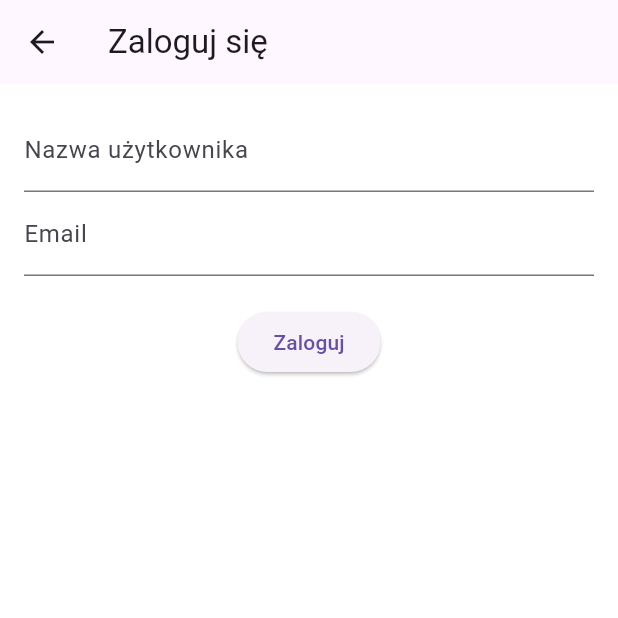
After one commit to szymonszwedzinskiii/gymApp, a Flutter app: the screen it shows after launch, after a tap on the "login" icon, on a phone screen of 412 x 824 dp, the top half of it. The commit adds this screen. Run offline on Flutter 3.47's test engine with Material 3 defaults, Android fonts, the phone set to English and light mode, and no system bars; our stand-ins replace sqflite; accounts and stored records are empty.

Commit message:
added basic DB structure plus some basic methods

```diff
--- /dev/null
+++ b/lib/models/user.dart
@@ -0,0 +1,6 @@
+class User{
+  final String name;
+  final String email;
+
+  User({required this.name, required this.email});
+}
--- a/lib/pages/homepage.dart
+++ b/lib/pages/homepage.dart
@@ -1,22 +1,23 @@
 import 'package:flutter/material.dart';
 import 'package:gymapp/widgets/add_training_card.dart';
+import 'package:gymapp/pages/login_page.dart';
 
 class HomePage extends StatefulWidget {
   @override
   _HomePageState createState() => _HomePageState();
 }
 
-class _HomePageState extends State<HomePage>{
+class _HomePageState extends State<HomePage> {
   int _selectedIndex = 0;
 
-  void _onItemTapped(int index){
+  void _onItemTapped(int index) {
     setState(() {
       _selectedIndex = index;
     });
   }
 
   @override
-  Widget build(BuildContext context){
+  Widget build(BuildContext context) {
     return Scaffold(
       appBar: AppBar(
         title: Text('Home'),
@@ -26,14 +27,23 @@ class _HomePageState extends State<HomePage>{
         child: Column(
           children: [
             AddTraining(),
-            SizedBox(height:16),
+            SizedBox(height: 16),
+            IconButton(
+              icon: Icon(Icons.login),
+              onPressed: () {
+                Navigator.push(
+                  context,
+                  MaterialPageRoute(builder: (context) => LoginPage()),
+                );
+              },
+            ),
           ],
         ),
       ),
       bottomNavigationBar: BottomNavigationBar(
         currentIndex: _selectedIndex,
         onTap: _onItemTapped,
-        items: const[
+        items: const [
           BottomNavigationBarItem(icon: Icon(Icons.home), label: 'Home'),
           BottomNavigationBarItem(icon: Icon(Icons.fitness_center), label: 'Workouts'),
           BottomNavigationBarItem(icon: Icon(Icons.person), label: 'Profile'),
--- /dev/null
+++ b/lib/pages/login_page.dart
@@ -0,0 +1,95 @@
+import 'package:flutter/material.dart';
+import 'package:gymapp/models/database_helper.dart';
+import 'package:gymapp/models/training.dart';
+
+
+
+class LoginPage extends StatefulWidget{
+
+  @override
+  _LoginPageState createState() => _LoginPageState();
+
+}
+
+class _LoginPageState extends State<LoginPage>{
+  final _formKey = GlobalKey<FormState>();
+  final _usernameController = TextEditingController();
+  final _emailController = TextEditingController();
+  List<Training> trainingList =[];
+
+  @override
+  void dispose(){
+    _usernameController.dispose();
+    _emailController.dispose();
+    super.dispose();
+  }
+
+
+  void _submitForm() async{
+     if (_formKey.currentState!.validate()) {
+    final email = _emailController.text.trim();
+    final name = _usernameController.text.trim();
+
+    final dbHelper = DatabaseHelper();
+
+    bool exists = await dbHelper.userExists(email);
+      if (exists){
+        trainingList = await DatabaseHelper().getTrainingsByUser(_emailController.text);
+      }
+      else{
+        final db = await DatabaseHelper().database;
+        int userId = await db.insert('users', {
+          'name': _usernameController.text,
+          'email': _emailController.text
+        });
+        print("User $_usernameController.text has been created ");
+        trainingList =[];
+      }
+    }
+    Navigator.pop(context, trainingList);
+  }
+@override
+  Widget build(BuildContext context) {
+    return Scaffold(
+      appBar: AppBar(title: Text("Zaloguj się")),
+      body: Padding(
+        padding: const EdgeInsets.all(16.0),
+        child: Form(
+          key: _formKey,
+          child: Column(
+            children: [
+              TextFormField(
+                controller: _usernameController,
+                decoration: InputDecoration(labelText: "Nazwa użytkownika"),
+                validator: (value) {
+                  if (value == null || value.isEmpty) {
+                    return 'Wprowadź nazwę użytkownika';
+                  }
+                  return null;
+                },
+              ),
+              TextFormField(
+                controller: _emailController,
+                decoration: InputDecoration(labelText: "Email"),
+                validator: (value) {
+                  if (value == null || value.isEmpty) {
+                    return 'Wprowadź email';
+                  }
+                  if (!value.contains('@')) {
+                    return 'Email musi zawierać @';
+                  }
+                  return null;
+                },
+              ),
+              SizedBox(height: 20),
+              ElevatedButton(
+                onPressed: _submitForm,
+                child: Text("Zaloguj"),
+              ),
+            ],
+          ),
+        ),
+      ),
+    );
+  }
+}
```
Also changed, not shown: lib/models/database_helper.dart (+199 -11 lines), 3 other files.
